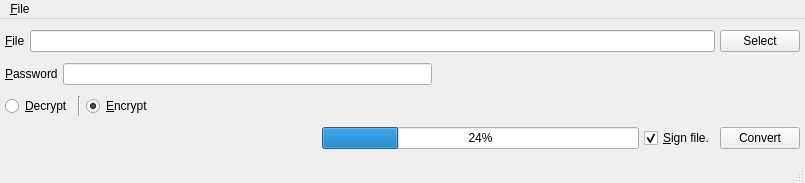
Qt form UI/encryptfile.ui (xloem/spot-on-svn) before a commit.
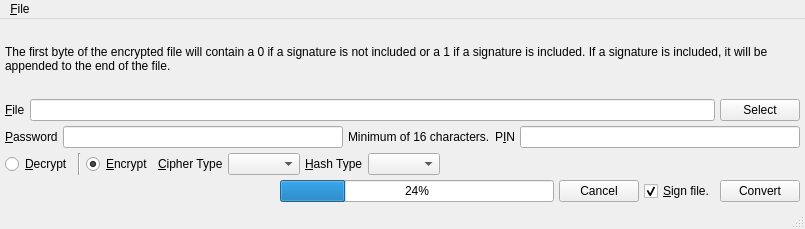
The same form after that commit. Icons and pictures are not drawn.

What changed in the file:
```diff
--- a/UI/encryptfile.ui
+++ b/UI/encryptfile.ui
@@ -7,7 +7,7 @@
     <x>0</x>
     <y>0</y>
     <width>805</width>
-    <height>183</height>
+    <height>229</height>
    </rect>
   </property>
   <property name="windowIcon">
@@ -22,6 +22,16 @@
     <property name="margin">
      <number>5</number>
     </property>
+    <item>
+     <widget class="QLabel" name="label_7">
+      <property name="text">
+       <string>The first byte of the encrypted file will contain a 0 if a signature is not included or a 1 if a signature is included. If a signature is included, it will be appended to the end of the file.</string>
+      </property>
+      <property name="wordWrap">
+       <bool>true</bool>
+      </property>
+     </widget>
+    </item>
     <item>
      <layout class="QHBoxLayout" name="horizontalLayout">
       <item>
@@ -62,17 +72,24 @@
        <widget class="QLineEdit" name="password"/>
       </item>
       <item>
-       <spacer name="horizontalSpacer">
-        <property name="orientation">
-         <enum>Qt::Horizontal</enum>
+       <widget class="QLabel" name="label_5">
+        <property name="text">
+         <string>Minimum of 16 characters.</string>
         </property>
-        <property name="sizeHint" stdset="0">
-         <size>
-          <width>40</width>
-          <height>20</height>
-         </size>
+       </widget>
+      </item>
+      <item>
+       <widget class="QLabel" name="label_6">
+        <property name="text">
+         <string>P&amp;IN</string>
         </property>
-       </spacer>
+        <property name="buddy">
+         <cstring>pin</cstring>
+        </property>
+       </widget>
+      </item>
+      <item>
+       <widget class="QLineEdit" name="pin"/>
       </item>
      </layout>
     </item>
@@ -105,6 +122,40 @@
         </property>
        </widget>
       </item>
+      <item>
+       <widget class="QLabel" name="label_3">
+        <property name="text">
+         <string>&amp;Cipher Type</string>
+        </property>
+        <property name="buddy">
+         <cstring>cipher</cstring>
+        </property>
+       </widget>
+      </item>
+      <item>
+       <widget class="QComboBox" name="cipher">
+        <property name="sizeAdjustPolicy">
+         <enum>QComboBox::AdjustToContents</enum>
+        </property>
+       </widget>
+      </item>
+      <item>
+       <widget class="QLabel" name="label_4">
+        <property name="text">
+         <string>&amp;Hash Type</string>
+        </property>
+        <property name="buddy">
+         <cstring>hash</cstring>
+        </property>
+       </widget>
+      </item>
+      <item>
+       <widget class="QComboBox" name="hash">
+        <property name="sizeAdjustPolicy">
+         <enum>QComboBox::AdjustToContents</enum>
+        </property>
+       </widget>
+      </item>
       <item>
        <spacer name="horizontalSpacer_5">
         <property name="orientation">
@@ -145,6 +196,13 @@
         </property>
        </widget>
       </item>
+      <item>
+       <widget class="QPushButton" name="cancel">
+        <property name="text">
+         <string>Cancel</string>
+        </property>
+       </widget>
+      </item>
       <item>
        <widget class="QCheckBox" name="sign">
         <property name="text">
```
Left out of the diff: 8 changed lines with no effect on the pictures.
